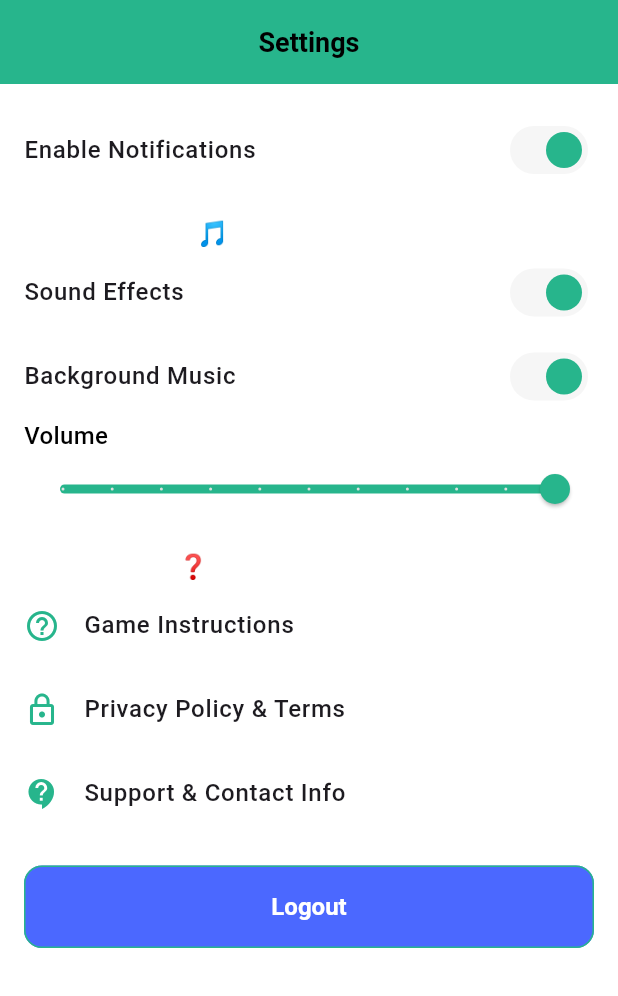
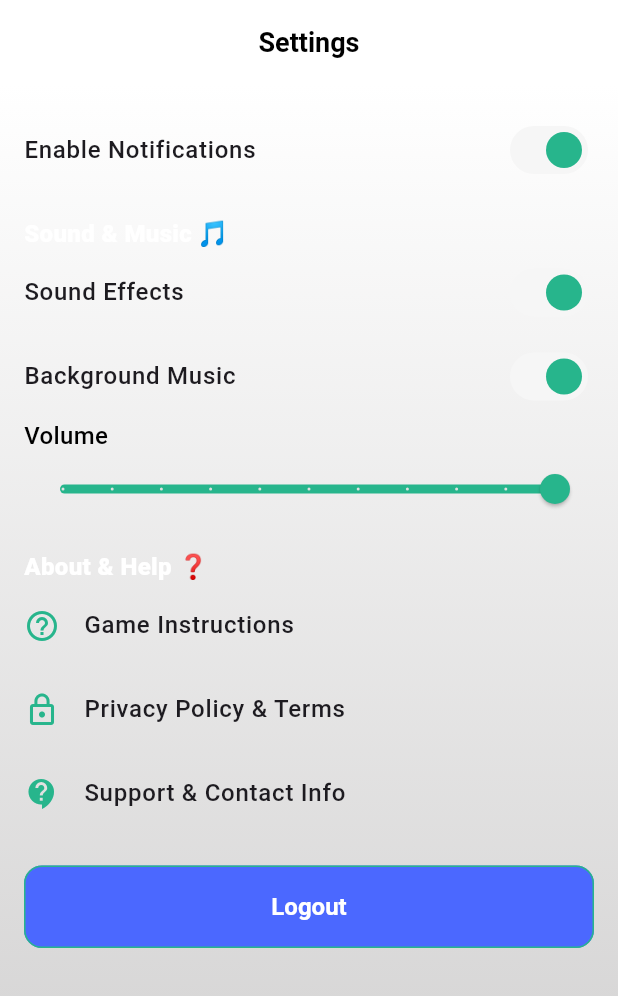
Before and after one commit to SenulyaK/LexChoice, a Flutter app: the SettingsPage screen opened directly, on a phone screen of 412 x 824 dp. Shown: the top 996 px of the screen. Run offline on Flutter 3.47's test engine with Material 3 defaults, Android fonts, the light colour scheme and no system bars; our stand-ins replace animated_splash_screen, get, get_storage, iconsax, logger, lottie and 1 more; accounts and stored records are empty; Roboto replaces fonts that are missing (Poppins).

Commit message:
Added background for settings page

```diff
--- a/lib/screens/settings/settings_page.dart
+++ b/lib/screens/settings/settings_page.dart
@@ -1,6 +1,5 @@
 import 'package:flutter/material.dart';
 import 'package:get/get.dart';
-import 'package:get/get_core/src/get_main.dart';
 import 'package:lexchoice/utils/constants/colors.dart';
 import 'package:lexchoice/utils/constants/sizes.dart';
 import 'package:url_launcher/url_launcher.dart';
@@ -64,11 +63,26 @@
           'Settings',
           style: TextStyle(fontWeight: FontWeight.w600),
         ),
-        backgroundColor: LCColors.primary,
+        backgroundColor: Colors.transparent,
         elevation: 0,
         centerTitle: true,
       ),
-      body: Padding(
+      body: Container(
+        decoration: BoxDecoration(
+          gradient: LinearGradient(
+            colors: [
+              // Check if the current theme is dark or light
+              Theme.of(context).brightness == Brightness.dark
+                  ? LCColors.secondary // Dark mode colors
+                  : Colors.white, // Light mode colors
+              Theme.of(context).brightness == Brightness.dark
+                  ? LCColors.background // Dark mode colors
+                  : LCColors.darkGrey, // Light mode colors
+            ],
+            begin: Alignment.topCenter,
+            end: Alignment.bottomCenter,
+          ),
+        ),
         padding: EdgeInsets.all(LCSizes.md),
         child: ListView(
           children: [
```
Also changed, not shown: lib/screens/feedback_screen/feedback_screen.dart (+20 -10 lines).
